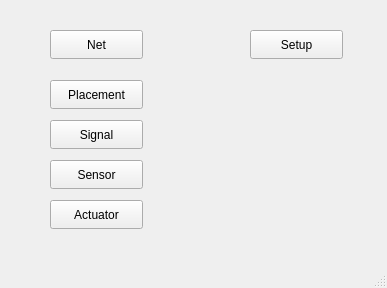
This is SHomeConfigurator/SHConfigurator/mainwindow.ui in AndriiRozin/SHome2 as Qt 5 draws it before an edit. The edited form follows.
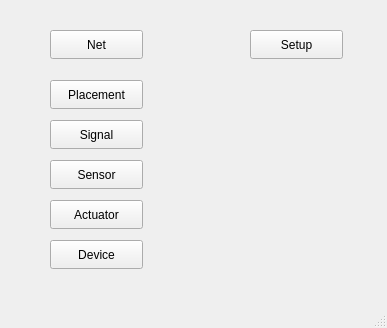
This is the edited form.

Commit message: added device class added Dialog_Device_Settings class

Diff of the .ui file:
```diff
--- a/SHomeConfigurator/SHConfigurator/mainwindow.ui
+++ b/SHomeConfigurator/SHConfigurator/mainwindow.ui
@@ -7,7 +7,7 @@
     <x>0</x>
     <y>0</y>
     <width>387</width>
-    <height>288</height>
+    <height>328</height>
    </rect>
   </property>
   <property name="windowTitle">
@@ -92,6 +92,19 @@
      <string>Setup</string>
     </property>
    </widget>
+   <widget class="QPushButton" name="pushButton_Device">
+    <property name="geometry">
+     <rect>
+      <x>50</x>
+      <y>240</y>
+      <width>93</width>
+      <height>29</height>
+     </rect>
+    </property>
+    <property name="text">
+     <string>Device</string>
+    </property>
+   </widget>
   </widget>
   <widget class="QMenuBar" name="menubar">
    <property name="geometry">
```
Left out of the diff: 2 changed lines with no effect on the pictures. The commit also changes 14 other files.
